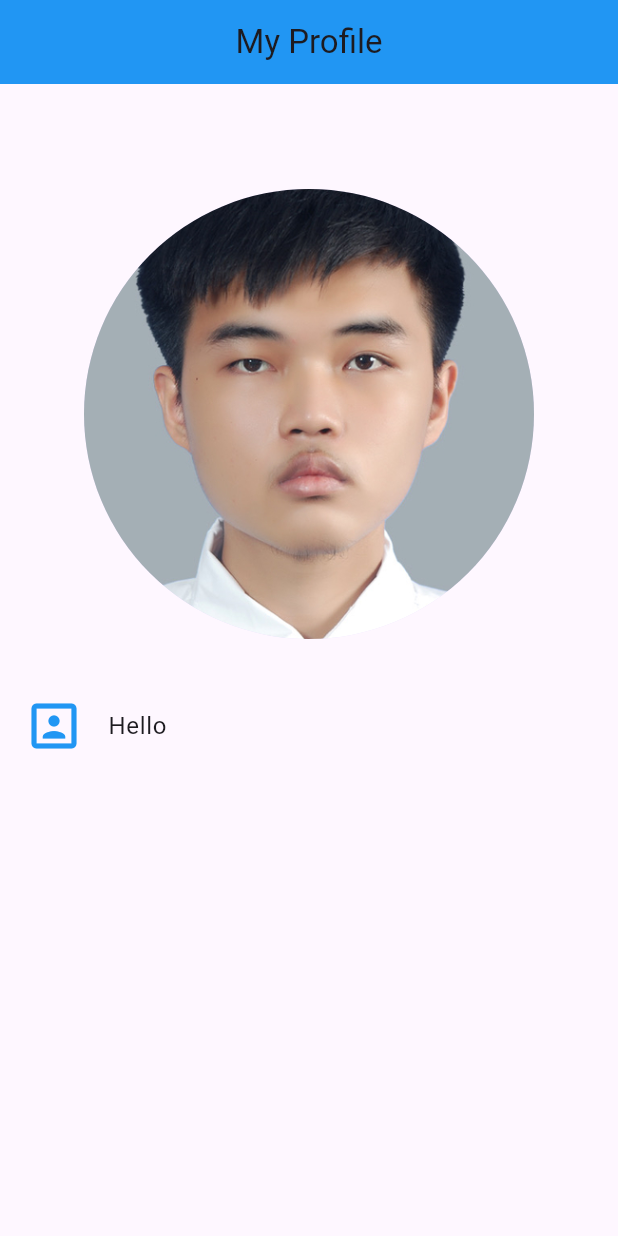
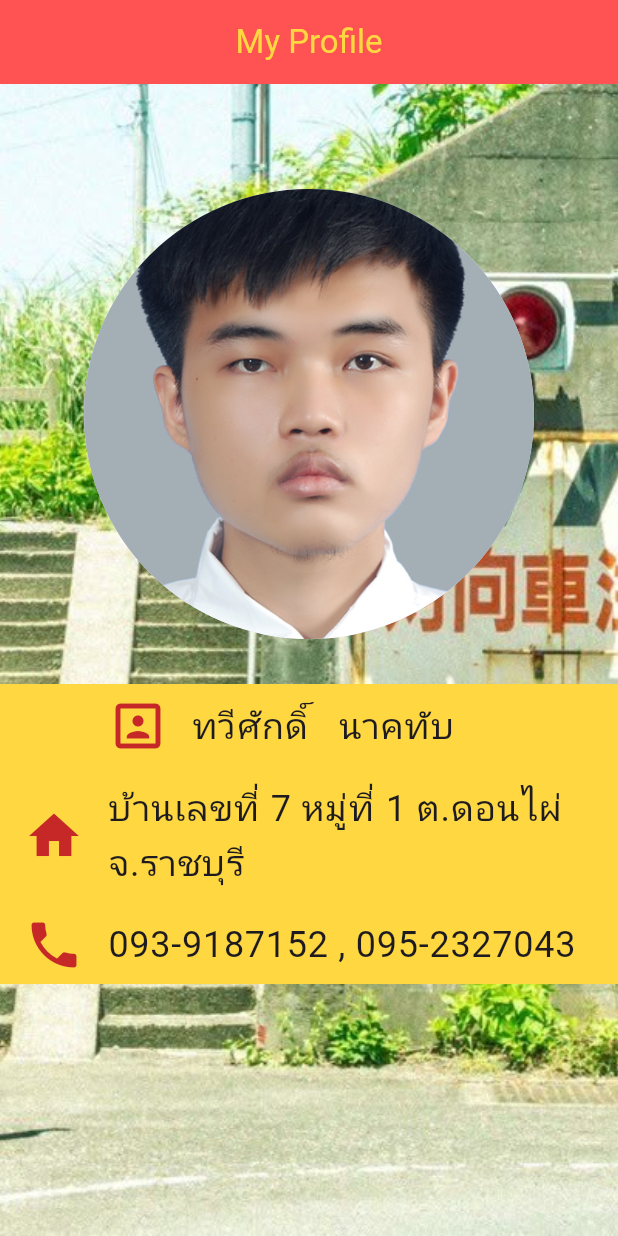
Before and after one commit to Taweesak02/flutter_profile_learning, a Flutter app: the screen it shows after launch, on a phone screen of 412 x 824 dp. Run offline on Flutter 3.47's test engine with Material 3 defaults, Android fonts, the phone set to English and light mode, and no system bars; our stand-ins replace google_fonts; Roboto replaces fonts that are missing (Itim).

Commit message:
add some profile and description

```diff
--- a/lib/main.dart
+++ b/lib/main.dart
@@ -1,4 +1,5 @@
 import 'package:flutter/material.dart';
+import 'package:google_fonts/google_fonts.dart';
 
 void main() {
   runApp(MyApp());
@@ -8,11 +9,24 @@ class MyApp extends StatelessWidget {
   Widget build(BuildContext context) {
     return MaterialApp(
       debugShowCheckedModeBanner: false,
-      title: "My app",
-      home: Scaffold(
+      title: "My Profile",
+      theme: ThemeData(textTheme: GoogleFonts.itimTextTheme()),
+      home: Container(
+        decoration: const BoxDecoration(
+          image: DecorationImage(
+            image: AssetImage('assets/bg.jpg'),
+            fit: BoxFit.cover,
+          ),
+        ),
+        child: Scaffold(
+          backgroundColor: Colors.transparent,
           appBar: AppBar(
-          title: Center(child: Text("My Profile")),
-          backgroundColor: Colors.blue,
+            title: Center(
+              child: Text("My Profile",
+                style: TextStyle(color: Colors.amberAccent),
+              ),
+            ),
+            backgroundColor: Colors.redAccent,
           ),
           body: Column(
             children: [
@@ -29,11 +43,65 @@ class MyApp extends StatelessWidget {
                   ),
                 ),
               ),
-            ListTile(
-              title: Text("Hello"),
-              leading: Icon(Icons.portrait, color: Colors.blue, size: 40),
+              Container(
+                width: 450,
+                height: 200,
+                color: Colors.amberAccent,
+                child: Column(
+                  children: [
+                    Center(
+                      child: SizedBox(
+                        width: 300,
+                        child: ListTile(
+                          title: Text(
+                            "ทวีศักดิ์\t\t\tนาคทับ",
+                            textScaler: TextScaler.linear(1.5),
+                          ),
+                          leading: Icon(
+                            Icons.portrait,
+                            color: Colors.red[800],
+                            size: 40,
+                          ),
+                        ),
+                      ),
+                    ),
+                    Center(
+                      child: SizedBox(
+                        width: 500,
+                        child: ListTile(
+                          title: Text(
+                            "บ้านเลขที่ 7 หมู่ที่ 1 ต.ดอนไผ่ จ.ราชบุรี",
+                            textScaler: TextScaler.linear(1.5),
+                          ),
+                          leading: Icon(
+                            Icons.home,
+                            color: Colors.red[800],
+                            size: 40,
+                          ),
+                        ),
+                      ),
+                    ),
+                    Center(
+                      child: SizedBox(
+                        width: 500,
+                        child: ListTile(
+                          title: Text(
+                            "093-9187152 , 095-2327043",
+                            textScaler: TextScaler.linear(1.5),
+                          ),
+                          leading: Icon(
+                            Icons.phone,
+                            color: Colors.red[800],
+                            size: 40,
+                          ),
+                        ),
+                      ),
                     ),
                   ],
+                ),
+              ),
+            ],
+          ),
         ),
       ),
     );
--- a/pubspec.yaml
+++ b/pubspec.yaml
@@ -30,6 +30,7 @@ environment:
 dependencies:
   flutter:
     sdk: flutter
+  google_fonts: ^6.2.1
 
   # The following adds the Cupertino Icons font to your application.
   # Use with the CupertinoIcons class for iOS style icons.
```
Also changed, not shown: assets/bg.jpg (added), pubspec.lock, 1 other file. Lines whose indentation alone changed are shown as unchanged.
